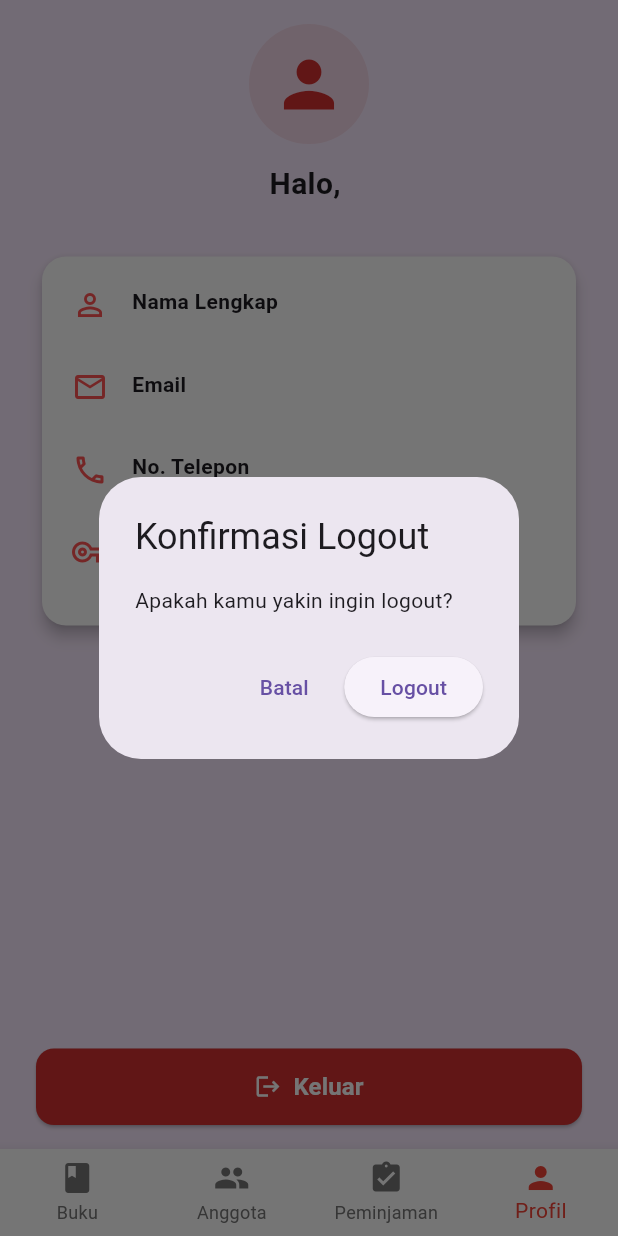
After one commit to mzackyaulya/UasPab2, a Flutter app: the screen it shows once a user with an empty profile is signed in, item 4 of the bottom bar chosen, after a tap on "Keluar", on a phone screen of 412 x 824 dp. The commit adds this screen. Run offline on Flutter 3.47's test engine with Material 3 defaults, Android fonts, the light colour scheme and no system bars; our stand-ins replace cloud_firestore, firebase_auth, firebase_core; accounts and stored records are empty.

Commit message:
menambahkan halaman profile

```diff
--- a/Perpustakaan/lib/pages/home_page.dart
+++ b/Perpustakaan/lib/pages/home_page.dart
@@ -1,10 +1,8 @@
 import 'package:flutter/material.dart';
-import 'package:perpustakaan/models/anggota.dart';
-import 'package:perpustakaan/pages/anggota_page.dart';
 import 'package:perpustakaan/pages/buku_page.dart';
-import 'package:perpustakaan/pages/list_anggota_page.dart'; // ganti ini
+import 'package:perpustakaan/pages/list_anggota_page.dart';
 import 'package:perpustakaan/pages/peminjaman_page.dart';
-import 'package:perpustakaan/pages/search_page.dart';
+import 'package:perpustakaan/pages/profile_page.dart'; // ✅ Tambah import
 
 class HomePage extends StatefulWidget {
   @override
@@ -16,8 +14,9 @@ class _HomePageState extends State<HomePage> {
 
   final List<Widget> _pages = [
     BukuPage(),
-    ListAnggotaPage(), // ← ganti dari AnggotaPage()
+    ListAnggotaPage(),
     PeminjamanPage(),
+    ProfilePage(), // ✅ Tambah halaman profile
   ];
 
   void _onItemTapped(int index) {
@@ -48,6 +47,10 @@ class _HomePageState extends State<HomePage> {
             icon: Icon(Icons.assignment_turned_in),
             label: 'Peminjaman',
           ),
+          BottomNavigationBarItem(
+            icon: Icon(Icons.person), // ✅ Icon profil
+            label: 'Profil',
+          ),
         ],
       ),
     );
--- a/Perpustakaan/lib/pages/login_page.dart
+++ b/Perpustakaan/lib/pages/login_page.dart
@@ -7,21 +7,61 @@ class LoginPage extends StatelessWidget {
   final TextEditingController emailController = TextEditingController();
   final TextEditingController passwordController = TextEditingController();
 
+  // Fungsi login dengan penanganan error
   void login(BuildContext context) async {
+    final email = emailController.text.trim();
+    final password = passwordController.text.trim();
+
+    if (email.isEmpty || password.isEmpty) {
+      showError(context, "Email dan password harus diisi.");
+      return;
+    }
+
     try {
       await FirebaseAuth.instance.signInWithEmailAndPassword(
-        email: emailController.text.trim(),
-        password: passwordController.text.trim(),
+        email: email,
+        password: password,
       );
+
+      // Login berhasil → navigasi ke halaman Home
       Navigator.pushReplacement(
         context,
         MaterialPageRoute(builder: (_) => HomePage()),
       );
+    } on FirebaseAuthException catch (e) {
+      String errorMessage;
+
+      switch (e.code) {
+        case 'invalid-email':
+          errorMessage = "Format email tidak valid.";
+          break;
+        case 'user-not-found':
+          errorMessage = "Email tidak terdaftar.";
+          break;
+        case 'wrong-password':
+          errorMessage = "Password salah.";
+          break;
+        case 'network-request-failed':
+          errorMessage = "Tidak ada koneksi internet.";
+          break;
+        default:
+          errorMessage = "Terjadi kesalahan. Coba lagi.";
+      }
+
+      showError(context, errorMessage);
     } catch (e) {
-      ScaffoldMessenger.of(context).showSnackBar(
-        SnackBar(content: Text('Login gagal: $e')),
-      );
+      showError(context, "Login gagal. Coba lagi.");
     }
+  }
+
+  void showError(BuildContext context, String message) {
+    ScaffoldMessenger.of(context).showSnackBar(
+      SnackBar(
+        content: Text(message),
+        backgroundColor: Colors.red,
+        behavior: SnackBarBehavior.floating,
+      ),
+    );
   }
 
   @override
@@ -31,7 +71,7 @@ class LoginPage extends StatelessWidget {
     return Scaffold(
       backgroundColor: Colors.red.shade50,
       appBar: AppBar(
-        title: Text("Login"),
+        title: const Text("Login"),
         backgroundColor: primaryRed,
         foregroundColor: Colors.white,
         elevation: 0,
@@ -40,22 +80,25 @@ class LoginPage extends StatelessWidget {
         child: SingleChildScrollView(
           padding: const EdgeInsets.all(24),
           child: Card(
+            color: Colors.white,
             elevation: 8,
-            shape: RoundedRectangleBorder(borderRadius: BorderRadius.circular(20)),
+            shape: RoundedRectangleBorder(
+              borderRadius: BorderRadius.circular(20),
+            ),
             child: Padding(
               padding: const EdgeInsets.all(20),
               child: Column(
                 mainAxisSize: MainAxisSize.min,
                 children: [
-                  // 🔴 LOGO
+                  // 🔴 Logo
                   Image.asset(
                     'assets/logo.png',
-                    height: 120,
+                    height: 100,
                     fit: BoxFit.contain,
                   ),
                   const SizedBox(height: 16),
 
-                  // 🔴 JUDUL
+                  // 🔴 Judul
                   Text(
                     "Selamat Datang",
                     style: TextStyle(
@@ -66,7 +109,7 @@ class LoginPage extends StatelessWidget {
                   ),
                   const SizedBox(height: 24),
 
-                  // 🔴 EMAIL
+                  // 🔴 Email Input
                   TextField(
                     controller: emailController,
                     decoration: InputDecoration(
@@ -78,7 +121,7 @@ class LoginPage extends StatelessWidget {
                   ),
                   const SizedBox(height: 16),
 
-                  // 🔴 PASSWORD
+                  // 🔴 Password Input
                   TextField(
                     controller: passwordController,
                     decoration: InputDecoration(
@@ -90,7 +133,7 @@ class LoginPage extends StatelessWidget {
                   ),
                   const SizedBox(height: 24),
 
-                  // 🔴 TOMBOL LOGIN
+                  // 🔴 Tombol Login
                   ElevatedButton(
                     onPressed: () => login(context),
                     style: ElevatedButton.styleFrom(
@@ -98,16 +141,19 @@ class LoginPage extends StatelessWidget {
                       shape: RoundedRectangleBorder(
                         borderRadius: BorderRadius.circular(12),
                       ),
-                      padding: EdgeInsets.symmetric(vertical: 16, horizontal: 60),
+                      padding: const EdgeInsets.symmetric(
+                        vertical: 16,
+                        horizontal: 60,
+                      ),
                     ),
-                    child: Text(
+                    child: const Text(
                       "Login",
                       style: TextStyle(fontSize: 16, color: Colors.white),
                     ),
                   ),
                   const SizedBox(height: 16),
 
-                  // 🔴 LINK KE REGISTER
+                  // 🔴 Link ke halaman register
                   TextButton(
                     onPressed: () {
                       Navigator.push(
--- /dev/null
+++ b/Perpustakaan/lib/pages/profile_page.dart
@@ -0,0 +1,152 @@
+import 'package:cloud_firestore/cloud_firestore.dart';
+import 'package:firebase_auth/firebase_auth.dart';
+import 'package:flutter/material.dart';
+import 'package:perpustakaan/pages/login_page.dart'; // Sesuaikan path login_page.dart
+
+class ProfilePage extends StatelessWidget {
+  const ProfilePage({super.key});
+
+  Future<Map<String, dynamic>?> getUserData() async {
+    final uid = FirebaseAuth.instance.currentUser?.uid;
+    if (uid == null) return null;
+
+    final doc = await FirebaseFirestore.instance.collection('users').doc(uid).get();
+    return doc.data();
+  }
+
+  void _logout(BuildContext context) async {
+    final confirm = await showDialog<bool>(
+      context: context,
+      builder: (context) => AlertDialog(
+        title: Text("Konfirmasi Logout"),
+        content: Text("Apakah kamu yakin ingin logout?"),
+        actions: [
+          TextButton(child: Text("Batal"), onPressed: () => Navigator.pop(context, false)),
+          ElevatedButton(child: Text("Logout"), onPressed: () => Navigator.pop(context, true)),
+        ],
+      ),
+    );
+
+    if (confirm == true) {
+      await FirebaseAuth.instance.signOut();
+      Navigator.pushAndRemoveUntil(
+        context,
+        MaterialPageRoute(builder: (context) =>  LoginPage()),
+        (route) => false,
+      );
+    }
+  }
+
+  @override
+  Widget build(BuildContext context) {
+    final primaryColor = Colors.red.shade700;
+    final backgroundColor = Color(0xFFF9EAFE); // Latar belakang ungu muda
+
+    return Scaffold(
+      backgroundColor: backgroundColor,
+      body: FutureBuilder<Map<String, dynamic>?>(
+        future: getUserData(),
+        builder: (context, snapshot) {
+          if (snapshot.connectionState == ConnectionState.waiting) {
+            return Center(child: CircularProgressIndicator(color: primaryColor));
+          }
+
+          if (!snapshot.hasData || snapshot.data == null) {
+            return const Center(child: Text("Gagal memuat data profil."));
+          }
+
+          final data = snapshot.data!;
+
+          return SafeArea(
+            child: Padding(
+              padding: const EdgeInsets.symmetric(horizontal: 24, vertical: 16),
+              child: Column(
+                crossAxisAlignment: CrossAxisAlignment.center,
+                children: [
+                  // Avatar dan Nama
+                  Column(
+                    children: [
+                      CircleAvatar(
+                        radius: 40,
+                        backgroundColor: primaryColor.withOpacity(0.1),
+                        child: Icon(Icons.person, size: 50, color: primaryColor),
+                      ),
+                      const SizedBox(height: 12),
+                      Text(
+                        "Halo, ${data['nama']}",
+                        style: TextStyle(fontSize: 20, fontWeight: FontWeight.bold),
+                      ),
+                    ],
+                  ),
+
+                  const SizedBox(height: 30),
+
+                  // Card Biodata Gabungan — Putih solid
+                  Card(
+                    shape: RoundedRectangleBorder(borderRadius: BorderRadius.circular(16)),
+                    elevation: 4,
+                    color: Colors.white, // <-- putih solid
+                    child: Padding(
+                      padding: const EdgeInsets.symmetric(vertical: 20, horizontal: 20),
+                      child: Column(
+                        crossAxisAlignment: CrossAxisAlignment.start,
+                        children: [
+                          infoRow(Icons.person_outline, "Nama Lengkap", data['nama']),
+                          const SizedBox(height: 14),
+                          infoRow(Icons.email_outlined, "Email", data['email']),
+                          const SizedBox(height: 14),
+                          infoRow(Icons.phone_outlined, "No. Telepon", data['telepon']),
+                          const SizedBox(height: 14),
+                          infoRow(Icons.vpn_key_outlined, "UID", data['uid']),
+                        ],
+                      ),
+                    ),
+                  ),
+
+                  const Spacer(),
+
+                  // Tombol Logout
+                  SizedBox(
+                    width: double.infinity,
+                    child: ElevatedButton.icon(
+                      icon: const Icon(Icons.logout, color: Colors.white),
+                      label: const Text(
+                        "Keluar",
+                        style: TextStyle(fontSize: 16, fontWeight: FontWeight.bold, color: Colors.white),
+                      ),
+                      style: ElevatedButton.styleFrom(
+                        backgroundColor: primaryColor,
+                        padding: const EdgeInsets.symmetric(vertical: 14),
+                        shape: RoundedRectangleBorder(borderRadius: BorderRadius.circular(12)),
+                      ),
+                      onPressed: () => _logout(context),
+                    ),
+                  ),
+                ],
+              ),
+            ),
+          );
+        },
+      ),
+    );
+  }
+
+  Widget infoRow(IconData icon, String label, String value) {
+    return Row(
+      crossAxisAlignment: CrossAxisAlignment.start,
+      children: [
+        Icon(icon, color: Colors.redAccent),
+        const SizedBox(width: 16),
+        Expanded(
+          child: Column(
+            crossAxisAlignment: CrossAxisAlignment.start,
+            children: [
+              Text(label, style: TextStyle(fontWeight: FontWeight.bold, fontSize: 14)),
+              Text(value, style: TextStyle(fontSize: 14)),
+            ],
+          ),
+        ),
+      ],
+    );
+  }
+}
--- a/Perpustakaan/pubspec.yaml
+++ b/Perpustakaan/pubspec.yaml
@@ -37,6 +37,7 @@ dependencies:
   cached_network_image: ^3.4.1
   shared_preferences: ^2.3.3
   intl: ^0.20.2
+  image_picker: ^1.1.2
 
   # The following adds the Cupertino Icons font to your application.
   # Use with the CupertinoIcons class for iOS style icons.
```
Also changed, not shown: Perpustakaan/lib/pages/register_page.dart (+91 -23 lines), Perpustakaan/pubspec.lock, 3 other files.
